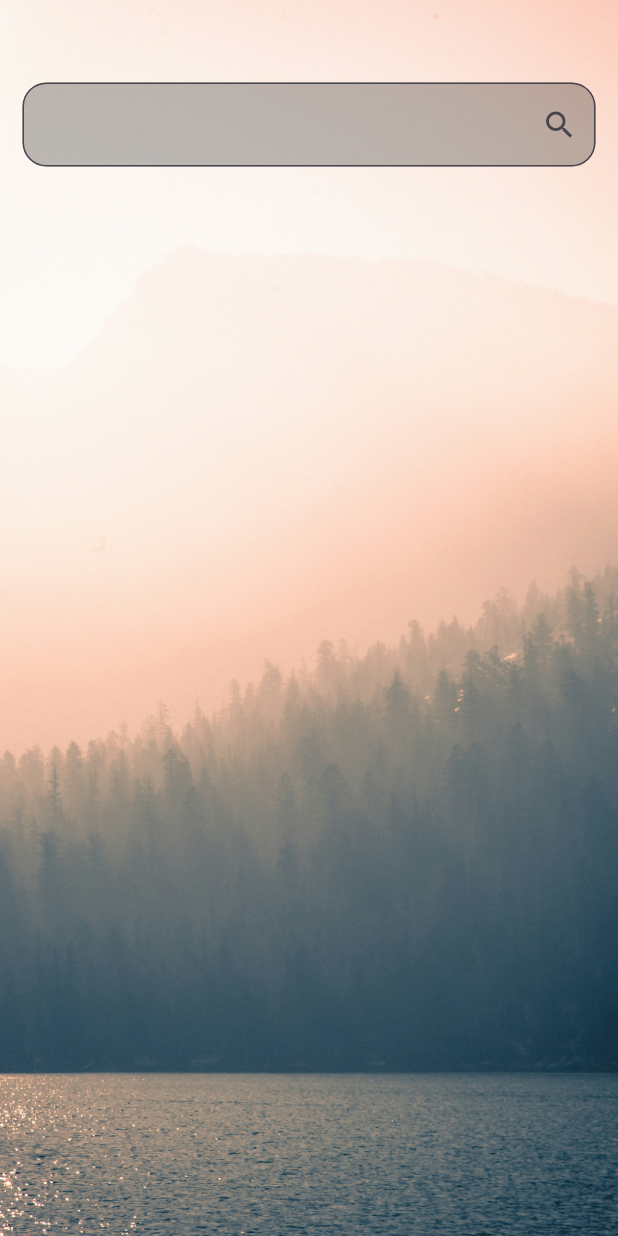
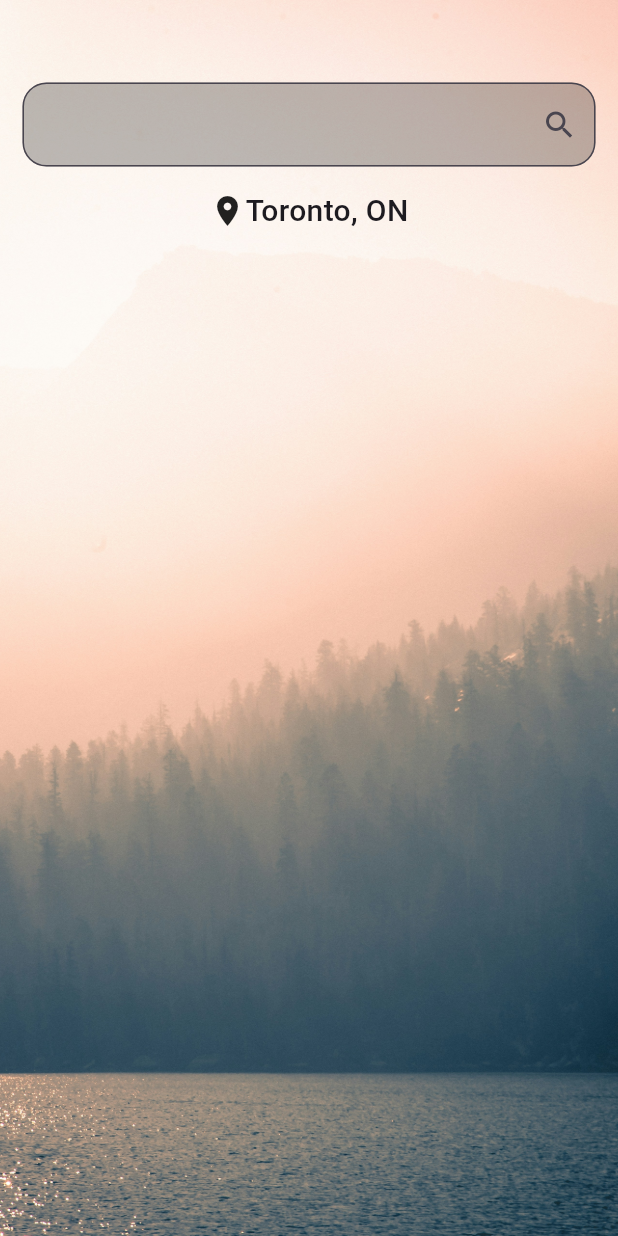
Before and after one commit to S0han/weather_app_flutter, a Flutter app: the screen it shows after launch, on a phone screen of 412 x 824 dp. Run offline on Flutter 3.47's test engine with Material 3 defaults, Android fonts, the phone set to English and light mode, and no system bars.

Commit message:
build: add locaiton icon for current city

```diff
--- a/lib/main.dart
+++ b/lib/main.dart
@@ -48,6 +48,22 @@ class WeatherPageState extends State<WeatherPage> {
                       border: OutlineInputBorder(
                         borderRadius: BorderRadius.all(Radius.circular(16)))),
                   ),
+                  SizedBox(height: 15),
+                  Row(
+                    mainAxisAlignment: MainAxisAlignment.center,
+                    children: [
+                      Icon(
+                        Icons.location_on
+                      ),
+                      Text(
+                        'Toronto, ON',
+                        style: const TextStyle(
+                          fontSize: 20,
+                          fontWeight: FontWeight.w500,
+                        ),
+                      ),
+                    ],
+                  ),
                 ],),)
           ),
         ],
```
